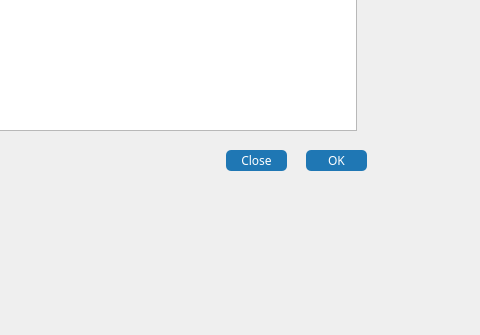
Old version of the form ConfigureMonitorsScreen.ui in the repository milanahuja1/fm-schematic-automation; both pictures show x 594 to 1074 and y 370 to 705 of the 1074 by 705 pixel window.
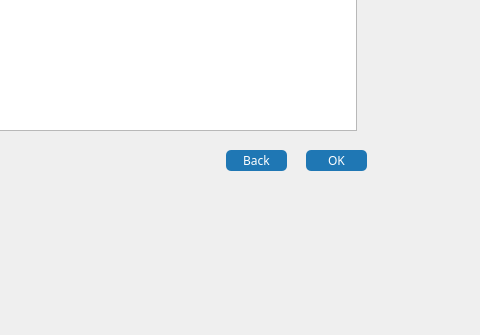
New version of the form.

Commit message: Implemented logic to allow the program to traverse back to the initialise parameters page.

The edit to the form file:
```diff
--- a/ConfigureMonitorsScreen.ui
+++ b/ConfigureMonitorsScreen.ui
@@ -66,7 +66,7 @@
     }</string>
    </property>
    <property name="text">
-    <string>Close</string>
+    <string>Back</string>
    </property>
   </widget>
   <widget class="QTableWidget" name="monitorConfigTable">
```
The commit also changes 3 other files.
